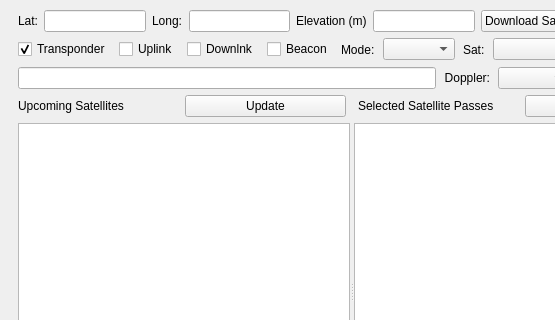
Above: SkyHamSat.ui from Venturer/SkyHamSat before the change; both pictures show x 0 to 555 and y 0 to 320 of the 704 by 589 pixel window. Below: the same form after it.
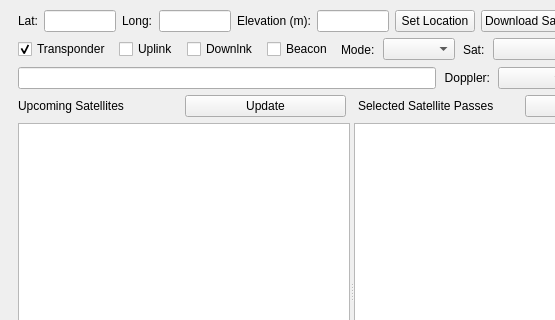
That is the form after the change. Icons and pictures are not drawn.

Commit message:
Now can save location
Displays next pass when current pass sets.

The edit to the form file:
```diff
--- a/SkyHamSat.ui
+++ b/SkyHamSat.ui
@@ -58,13 +58,20 @@
       <item>
        <widget class="QLabel" name="label_9">
         <property name="text">
-         <string>Elevation (m)</string>
+         <string>Elevation (m):</string>
         </property>
        </widget>
       </item>
       <item>
        <widget class="QLineEdit" name="my_elevation"/>
       </item>
+      <item>
+       <widget class="QPushButton" name="pushButtonSetLocation">
+        <property name="text">
+         <string>Set Location</string>
+        </property>
+       </widget>
+      </item>
       <item>
        <widget class="QPushButton" name="pushButtonDownloadSatInfo">
         <property name="text">
```
The commit also changes 2 other files.
